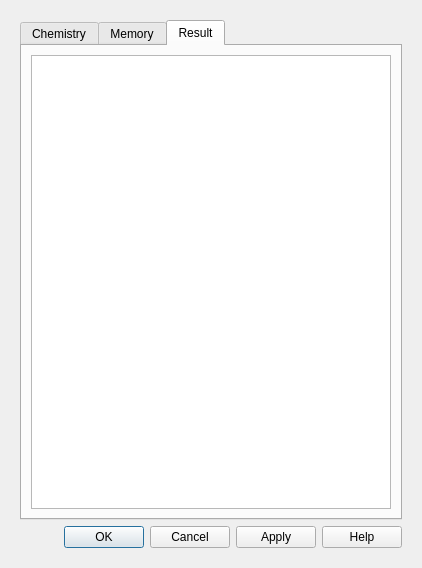
Qt form RepTate/gui/bob_gen_poly.ui (jorge-ramirez-upm/RepTate) before a commit.
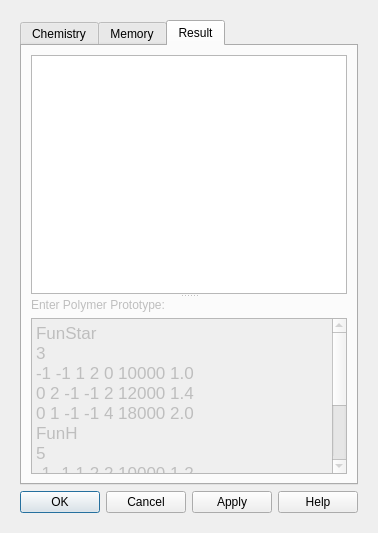
The same form after that commit. The open tabs and pages were chosen to show the change.

Commit message: Added BoB prototype type

The edit to the form file:
```diff
--- a/RepTate/gui/bob_gen_poly.ui
+++ b/RepTate/gui/bob_gen_poly.ui
@@ -6,8 +6,8 @@
    <rect>
     <x>0</x>
     <y>0</y>
-    <width>422</width>
-    <height>568</height>
+    <width>373</width>
+    <height>533</height>
    </rect>
   </property>
   <property name="windowTitle">
@@ -348,24 +348,88 @@
          <attribute name="title">
           <string>Result</string>
          </attribute>
-         <layout class="QVBoxLayout" name="verticalLayout_10">
+         <layout class="QVBoxLayout" name="verticalLayout_12">
           <item>
-           <widget class="QTextBrowser" name="text_box">
-            <property name="undoRedoEnabled">
-             <bool>true</bool>
+           <widget class="QSplitter" name="splitter">
+            <property name="orientation">
+             <enum>Qt::Vertical</enum>
             </property>
-            <property name="lineWrapMode">
-             <enum>QTextEdit::NoWrap</enum>
-            </property>
-            <property name="readOnly">
-             <bool>false</bool>
-            </property>
-            <property name="acceptRichText">
-             <bool>false</bool>
-            </property>
-            <property name="openLinks">
-             <bool>false</bool>
-            </property>
+            <widget class="QTextBrowser" name="text_box">
+             <property name="sizePolicy">
+              <sizepolicy hsizetype="Expanding" vsizetype="Expanding">
+               <horstretch>0</horstretch>
+               <verstretch>3</verstretch>
+              </sizepolicy>
+             </property>
+             <property name="acceptRichText">
+              <bool>false</bool>
+             </property>
+            </widget>
+            <widget class="QWidget" name="proto_widget" native="true">
+             <property name="enabled">
+              <bool>true</bool>
+             </property>
+             <property name="sizePolicy">
+              <sizepolicy hsizetype="Preferred" vsizetype="Preferred">
+               <horstretch>0</horstretch>
+               <verstretch>2</verstretch>
+              </sizepolicy>
+             </property>
+             <layout class="QVBoxLayout" name="verticalLayout_11">
+              <item>
+               <layout class="QVBoxLayout" name="verticalLayout_10">
+                <item>
+                 <widget class="QLabel" name="proto_label">
+                  <property name="enabled">
+                   <bool>false</bool>
+                  </property>
+                  <property name="text">
+                   <string>Enter Polymer Prototype:</string>
+                  </property>
+                 </widget>
+                </item>
+                <item>
+                 <widget class="QTextBrowser" name="proto_text">
+                  <property name="enabled">
+                   <bool>false</bool>
+                  </property>
+                  <property name="sizePolicy">
+                   <sizepolicy hsizetype="Expanding" vsizetype="Expanding">
+                    <horstretch>0</horstretch>
+                    <verstretch>2</verstretch>
+                   </sizepolicy>
+                  </property>
+                  <property name="readOnly">
+                   <bool>false</bool>
+                  </property>
+                  <property name="html">
+                   <string>&lt;!DOCTYPE HTML PUBLIC &quot;-//W3C//DTD HTML 4.0//EN&quot; &quot;http://www.w3.org/TR/REC-html40/strict.dtd&quot;&gt;
+&lt;html&gt;&lt;head&gt;&lt;meta name=&quot;qrichtext&quot; content=&quot;1&quot; /&gt;&lt;style type=&quot;text/css&quot;&gt;
+p, li { white-space: pre-wrap; }
+&lt;/style&gt;&lt;/head&gt;&lt;body style=&quot; font-family:'.SF NS Text'; font-size:13pt; font-weight:400; font-style:normal;&quot;&gt;
+&lt;p style=&quot; margin-top:0px; margin-bottom:0px; margin-left:0px; margin-right:0px; -qt-block-indent:0; text-indent:0px;&quot;&gt;FunStar&lt;/p&gt;
+&lt;p style=&quot; margin-top:0px; margin-bottom:0px; margin-left:0px; margin-right:0px; -qt-block-indent:0; text-indent:0px;&quot;&gt;3&lt;/p&gt;
+&lt;p style=&quot; margin-top:0px; margin-bottom:0px; margin-left:0px; margin-right:0px; -qt-block-indent:0; text-indent:0px;&quot;&gt;-1 -1 1 2 0 10000 1.0&lt;/p&gt;
+&lt;p style=&quot; margin-top:0px; margin-bottom:0px; margin-left:0px; margin-right:0px; -qt-block-indent:0; text-indent:0px;&quot;&gt;0 2 -1 -1 2 12000 1.4&lt;/p&gt;
+&lt;p style=&quot; margin-top:0px; margin-bottom:0px; margin-left:0px; margin-right:0px; -qt-block-indent:0; text-indent:0px;&quot;&gt;0 1 -1 -1 4 18000 2.0&lt;/p&gt;
+&lt;p style=&quot; margin-top:0px; margin-bottom:0px; margin-left:0px; margin-right:0px; -qt-block-indent:0; text-indent:0px;&quot;&gt;FunH&lt;/p&gt;
+&lt;p style=&quot; margin-top:0px; margin-bottom:0px; margin-left:0px; margin-right:0px; -qt-block-indent:0; text-indent:0px;&quot;&gt;5&lt;/p&gt;
+&lt;p style=&quot; margin-top:0px; margin-bottom:0px; margin-left:0px; margin-right:0px; -qt-block-indent:0; text-indent:0px;&quot;&gt;-1 -1 1 2 2 10000 1.2&lt;/p&gt;
+&lt;p style=&quot; margin-top:0px; margin-bottom:0px; margin-left:0px; margin-right:0px; -qt-block-indent:0; text-indent:0px;&quot;&gt;-1 -1 0 2 2 12000 1.01&lt;/p&gt;
+&lt;p style=&quot; margin-top:0px; margin-bottom:0px; margin-left:0px; margin-right:0px; -qt-block-indent:0; text-indent:0px;&quot;&gt;0 1 3 4   2 25000 1.4&lt;/p&gt;
+&lt;p style=&quot; margin-top:0px; margin-bottom:0px; margin-left:0px; margin-right:0px; -qt-block-indent:0; text-indent:0px;&quot;&gt;2 4 -1 -1 2 11000 1.1&lt;/p&gt;
+&lt;p style=&quot; margin-top:0px; margin-bottom:0px; margin-left:0px; margin-right:0px; -qt-block-indent:0; text-indent:0px;&quot;&gt;2 3 -1 -1 2 13000 1.05&lt;/p&gt;
+&lt;p style=&quot;-qt-paragraph-type:empty; margin-top:0px; margin-bottom:0px; margin-left:0px; margin-right:0px; -qt-block-indent:0; text-indent:0px;&quot;&gt;&lt;br /&gt;&lt;/p&gt;&lt;/body&gt;&lt;/html&gt;</string>
+                  </property>
+                  <property name="acceptRichText">
+                   <bool>false</bool>
+                  </property>
+                 </widget>
+                </item>
+               </layout>
+              </item>
+             </layout>
+            </widget>
            </widget>
           </item>
          </layout>
```
Left out of the diff: 4 changed lines with no effect on the pictures. The commit also changes 4 other files.
